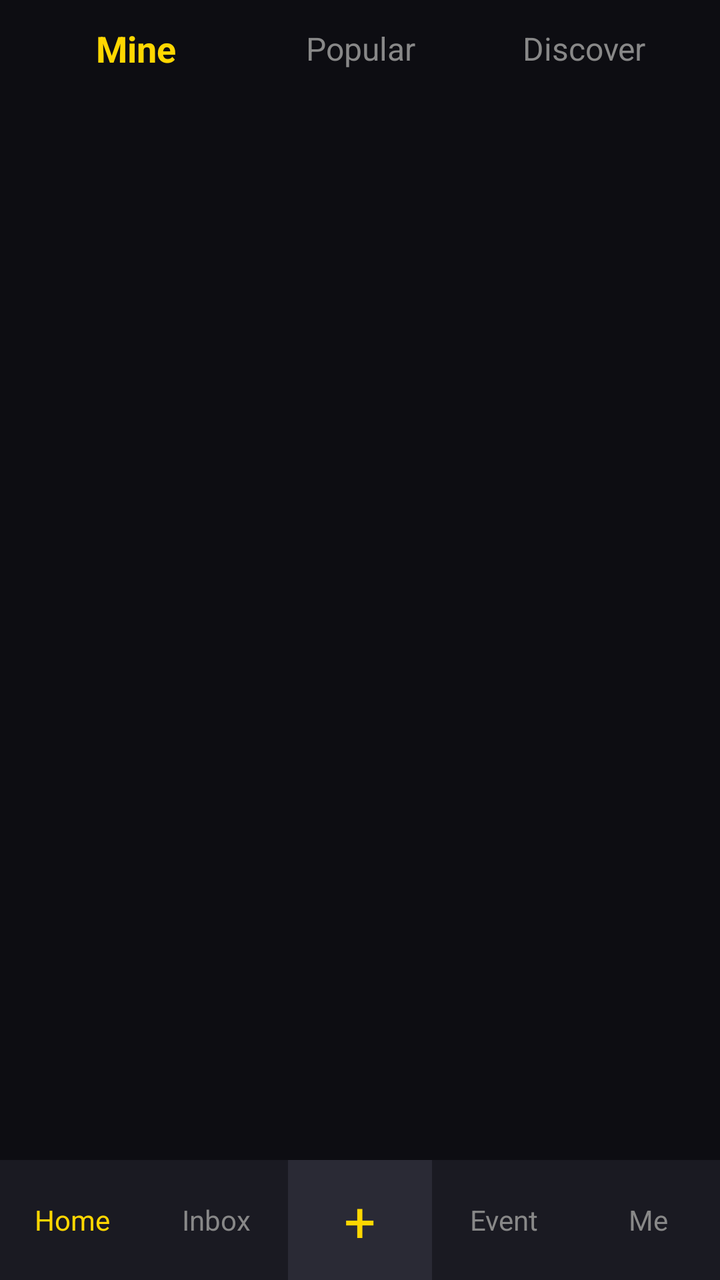
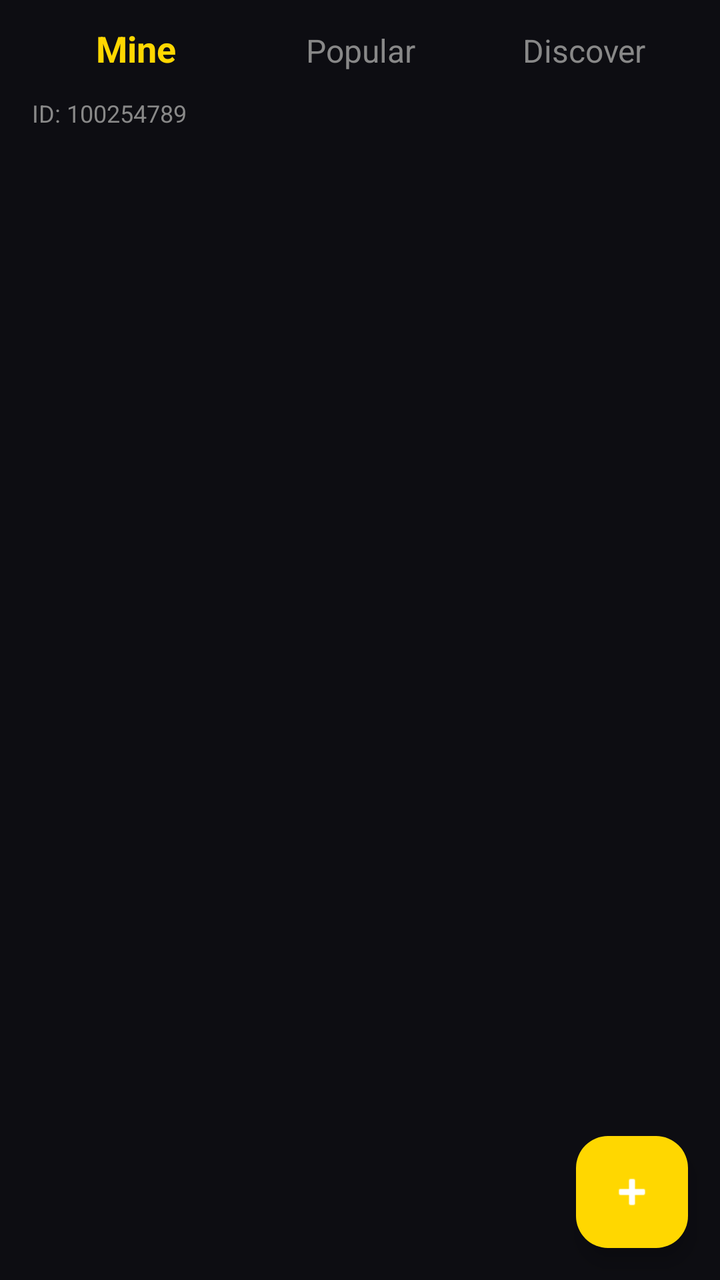

Before-and-after screenshots of an Android layout around one commit, followed by the original layout XML and the change that was made.
<!-- AndroidManifest.xml: application theme Theme.SRVoiceChat -->
<!-- res/layout/activity_home.xml -->
<?xml version="1.0" encoding="utf-8"?>
<LinearLayout xmlns:android="http://schemas.android.com/apk/res/android" android:layout_width="match_parent" android:layout_height="match_parent" android:orientation="vertical" android:background="#0D0D12">


<LinearLayout android:layout_width="match_parent" android:layout_height="wrap_content" android:orientation="horizontal" android:padding="12dp" android:gravity="center_vertical">
<TextView android:id="@+id/tabMine" android:layout_width="0dp" android:layout_height="wrap_content" android:layout_weight="1" android:text="Mine" android:textColor="#FFD700" android:textSize="18sp" android:textStyle="bold" android:gravity="center"/>
<TextView android:id="@+id/tabHot" android:layout_width="0dp" android:layout_height="wrap_content" android:layout_weight="1" android:text="Popular" android:textColor="#888888" android:textSize="16sp" android:gravity="center"/>
<TextView android:id="@+id/tabDiscover" android:layout_width="0dp" android:layout_height="wrap_content" android:layout_weight="1" android:text="Discover" android:textColor="#888888" android:textSize="16sp" android:gravity="center"/>
</LinearLayout>


<androidx.recyclerview.widget.RecyclerView android:id="@+id/recyclerView" android:layout_width="match_parent" android:layout_height="0dp" android:layout_weight="1" android:padding="8dp"/>


<LinearLayout android:layout_width="match_parent" android:layout_height="60dp" android:orientation="horizontal" android:background="#1A1A22">
<TextView android:layout_width="0dp" android:layout_height="match_parent" android:layout_weight="1" android:text="Home" android:gravity="center" android:textColor="#FFD700"/>
<TextView android:layout_width="0dp" android:layout_height="match_parent" android:layout_weight="1" android:text="Inbox" android:gravity="center" android:textColor="#888"/>
<TextView android:id="@+id/btnCreateMyRoom" android:layout_width="0dp" android:layout_height="match_parent" android:layout_weight="1" android:text="+" android:textSize="28sp" android:gravity="center" android:textColor="#FFD700" android:background="#2A2A35"/>
<TextView android:layout_width="0dp" android:layout_height="match_parent" android:layout_weight="1" android:text="Event" android:gravity="center" android:textColor="#888"/>
<TextView android:layout_width="0dp" android:layout_height="match_parent" android:layout_weight="1" android:text="Me" android:gravity="center" android:textColor="#888"/>
</LinearLayout>
</LinearLayout>
<!-- resources referenced by this layout -->
<resources>
  <style name="Theme.SRVoiceChat" parent="Theme.Material3.DayNight.NoActionBar">
          <item name="colorPrimary">#FF4081</item>
          <item name="android:statusBarColor">#FF4081</item>
          <item name="android:windowLightStatusBar">true</item>
      </style>
</resources>

<!-- the commit's change to res/layout/activity_home.xml (unified diff, before → after) -->
@@ -1,22 +1,78 @@
 <?xml version="1.0" encoding="utf-8"?>
-<LinearLayout xmlns:android="http://schemas.android.com/apk/res/android" android:layout_width="match_parent" android:layout_height="match_parent" android:orientation="vertical" android:background="#0D0D12">
+<LinearLayout xmlns:android="http://schemas.android.com/apk/res/android"
+    xmlns:app="http://schemas.android.com/apk/res-auto"
+    android:layout_width="match_parent"
+    android:layout_height="match_parent"
+    android:orientation="vertical"
+    android:background="#0D0D12">
 
+    
+    <LinearLayout
+        android:layout_width="match_parent"
+        android:layout_height="wrap_content"
+        android:orientation="horizontal"
+        android:padding="12dp">
 
-<LinearLayout android:layout_width="match_parent" android:layout_height="wrap_content" android:orientation="horizontal" android:padding="12dp" android:gravity="center_vertical">
-<TextView android:id="@+id/tabMine" android:layout_width="0dp" android:layout_height="wrap_content" android:layout_weight="1" android:text="Mine" android:textColor="#FFD700" android:textSize="18sp" android:textStyle="bold" android:gravity="center"/>
-<TextView android:id="@+id/tabHot" android:layout_width="0dp" android:layout_height="wrap_content" android:layout_weight="1" android:text="Popular" android:textColor="#888888" android:textSize="16sp" android:gravity="center"/>
-<TextView android:id="@+id/tabDiscover" android:layout_width="0dp" android:layout_height="wrap_content" android:layout_weight="1" android:text="Discover" android:textColor="#888888" android:textSize="16sp" android:gravity="center"/>
+        <TextView
+            android:id="@+id/tabMine"
+            android:layout_width="0dp"
+            android:layout_height="wrap_content"
+            android:layout_weight="1"
+            android:text="Mine"
+            android:textColor="#FFD700"
+            android:textSize="18sp"
+            android:textStyle="bold"
+            android:gravity="center"/>
+
+        <TextView
+            android:id="@+id/tabHot"
+            android:layout_width="0dp"
+            android:layout_height="wrap_content"
+            android:layout_weight="1"
+            android:text="Popular"
+            android:textColor="#888888"
+            android:textSize="16sp"
+            android:gravity="center"/>
+
+        <TextView
+            android:id="@+id/tabDiscover"
+            android:layout_width="0dp"
+            android:layout_height="wrap_content"
+            android:layout_weight="1"
+            android:text="Discover"
+            android:textColor="#888888"
+            android:textSize="16sp"
+            android:gravity="center"/>
+    </LinearLayout>
+
+    <TextView
+        android:id="@+id/tvUserId"
+        android:layout_width="match_parent"
+        android:layout_height="wrap_content"
+        android:text="ID: 100254789"
+        android:textColor="#888888"
+        android:paddingStart="16dp"
+        android:paddingBottom="8dp"
+        android:textSize="12sp"/>
+
+    
+    <androidx.recyclerview.widget.RecyclerView
+        android:id="@+id/rvRooms"
+        android:layout_width="match_parent"
+        android:layout_height="0dp"
+        android:layout_weight="1"
+        android:padding="8dp"
+        android:clipToPadding="false"/>
+
+    
+    <com.google.android.material.floatingactionbutton.FloatingActionButton
+        android:id="@+id/fabCreateRoom"
+        android:layout_width="wrap_content"
+        android:layout_height="wrap_content"
+        android:layout_gravity="end"
+        android:layout_margin="16dp"
+        android:src="@android:drawable/ic_input_add"
+        app:tint="@android:color/white"
+        app:backgroundTint="#FFD700"/>
+
 </LinearLayout>
-
-
-<androidx.recyclerview.widget.RecyclerView android:id="@+id/recyclerView" android:layout_width="match_parent" android:layout_height="0dp" android:layout_weight="1" android:padding="8dp"/>
-
-
-<LinearLayout android:layout_width="match_parent" android:layout_height="60dp" android:orientation="horizontal" android:background="#1A1A22">
-<TextView android:layout_width="0dp" android:layout_height="match_parent" android:layout_weight="1" android:text="Home" android:gravity="center" android:textColor="#FFD700"/>
-<TextView android:layout_width="0dp" android:layout_height="match_parent" android:layout_weight="1" android:text="Inbox" android:gravity="center" android:textColor="#888"/>
-<TextView android:id="@+id/btnCreateMyRoom" android:layout_width="0dp" android:layout_height="match_parent" android:layout_weight="1" android:text="+" android:textSize="28sp" android:gravity="center" android:textColor="#FFD700" android:background="#2A2A35"/>
-<TextView android:layout_width="0dp" android:layout_height="match_parent" android:layout_weight="1" android:text="Event" android:gravity="center" android:textColor="#888"/>
-<TextView android:layout_width="0dp" android:layout_height="match_parent" android:layout_weight="1" android:text="Me" android:gravity="center" android:textColor="#888"/>
-</LinearLayout>
-</LinearLayout>
